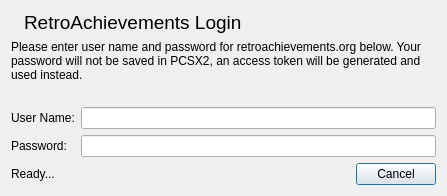
PenguinVRLab/PenguinScreen2, file pcsx2-qt/Settings/AchievementLoginDialog.ui: the form before one commit.
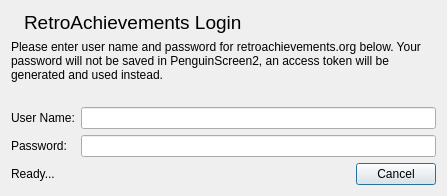
The form after the commit. Icons and pictures are not drawn.

Commit message:
PenguinScreen2 1.0-rc2
The 1.0-rc2 source, in one commit on top of the two import layers below it
(the PCSX2 fork base and the vendored Khronos OpenXR SDK), so that the diff
against them shows what PenguinScreen2 changes in upstream PCSX2.
The release is tag v1.0-rc2.

```diff
--- a/pcsx2-qt/Settings/AchievementLoginDialog.ui
+++ b/pcsx2-qt/Settings/AchievementLoginDialog.ui
@@ -53,7 +53,7 @@
    <item>
     <widget class="QLabel" name="instructionText">
      <property name="text">
-      <string>Please enter user name and password for retroachievements.org below. Your password will not be saved in PCSX2, an access token will be generated and used instead.</string>
+      <string>Please enter user name and password for retroachievements.org below. Your password will not be saved in PenguinScreen2, an access token will be generated and used instead.</string>
      </property>
      <property name="wordWrap">
       <bool>true</bool>
```
The commit also changes 1123 other files.
